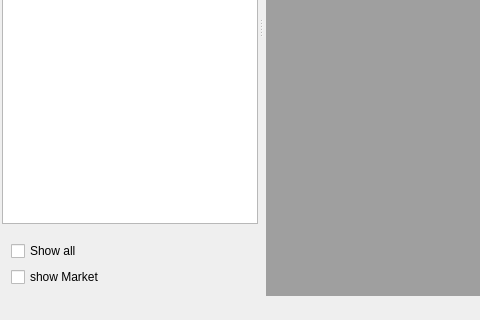
albert-sergeev/FinLoader, file mainwindow.ui: the form before one commit; both pictures show x 0 to 480 and y 245 to 565 of the 811 by 565 pixel window.
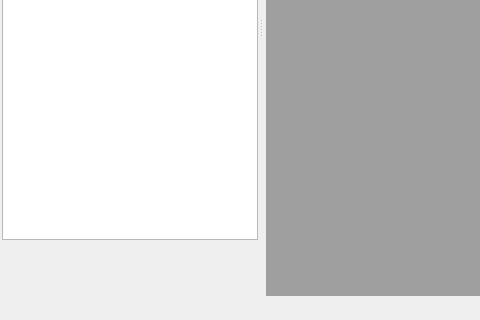
The form after the commit.

Commit message: attach styledswitcher control to mainform

```diff
--- a/mainwindow.ui
+++ b/mainwindow.ui
@@ -71,19 +71,22 @@
       <widget class="QWidget" name="widget" native="true">
        <layout class="QVBoxLayout" name="verticalLayout">
         <item>
-         <widget class="QWidget" name="wtSwitch1" native="true"/>
-        </item>
-        <item>
-         <widget class="QCheckBox" name="checkBox">
-          <property name="text">
-           <string>Show all</string>
+         <widget class="QWidget" name="wtShowAll" native="true">
+          <property name="minimumSize">
+           <size>
+            <width>0</width>
+            <height>15</height>
+           </size>
           </property>
          </widget>
         </item>
         <item>
-         <widget class="QCheckBox" name="checkBox_2">
-          <property name="text">
-           <string>show Market</string>
+         <widget class="QWidget" name="wtShowMarket" native="true">
+          <property name="minimumSize">
+           <size>
+            <width>0</width>
+            <height>15</height>
+           </size>
           </property>
          </widget>
         </item>
```
The commit also changes 2 other files.
